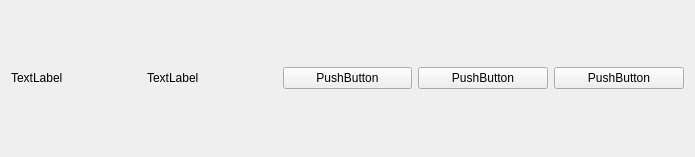
First picture: the form in src/widgets/uploadlineitem.ui, repository CyberFlameGO/flameshot, before the edit.
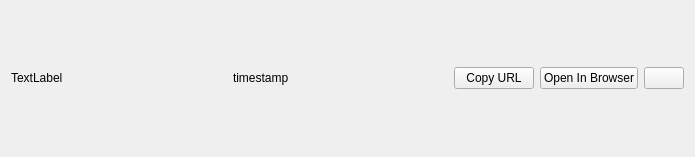
Second picture: the form after the edit. Icons and pictures are not drawn.

What changed in the file:
```diff
--- a/src/widgets/uploadlineitem.ui
+++ b/src/widgets/uploadlineitem.ui
@@ -26,28 +26,50 @@
      <item>
       <widget class="QLabel" name="label">
        <property name="text">
-        <string>TextLabel</string>
+        <string notr="true">timestamp</string>
        </property>
       </widget>
      </item>
      <item>
-      <widget class="QPushButton" name="pushButton">
+      <widget class="QPushButton" name="copyUrl">
+       <property name="sizePolicy">
+        <sizepolicy hsizetype="Fixed" vsizetype="Fixed">
+         <horstretch>0</horstretch>
+         <verstretch>0</verstretch>
+        </sizepolicy>
+       </property>
        <property name="text">
-        <string>PushButton</string>
+        <string>Copy URL</string>
        </property>
       </widget>
      </item>
      <item>
-      <widget class="QPushButton" name="pushButton_2">
+      <widget class="QPushButton" name="openBrowser">
+       <property name="sizePolicy">
+        <sizepolicy hsizetype="Fixed" vsizetype="Fixed">
+         <horstretch>0</horstretch>
+         <verstretch>0</verstretch>
+        </sizepolicy>
+       </property>
        <property name="text">
-        <string>PushButton</string>
+        <string>Open In Browser</string>
        </property>
       </widget>
      </item>
      <item>
-      <widget class="QPushButton" name="pushButton_3">
+      <widget class="QPushButton" name="deleteImage">
+       <property name="sizePolicy">
+        <sizepolicy hsizetype="Fixed" vsizetype="Fixed">
+         <horstretch>0</horstretch>
+         <verstretch>0</verstretch>
+        </sizepolicy>
+       </property>
        <property name="text">
-        <string>PushButton</string>
+        <string notr="true"/>
+       </property>
+       <property name="icon">
+        <iconset resource="../../data/graphics.qrc">
+         <normaloff>:/img/material/black/delete.svg</normaloff>:/img/material/black/delete.svg</iconset>
        </property>
       </widget>
      </item>
```
Left out of the diff: 12 changed lines with no effect on the pictures.
